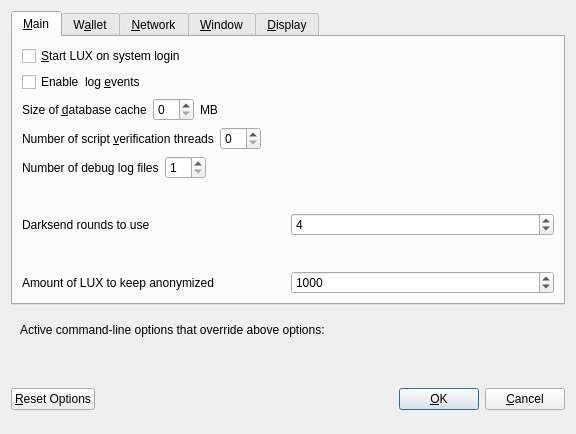
The window that src/qt/forms/optionsdialog.ui (LUX-Core/lux) describes before a commit, drawn with Qt 5.
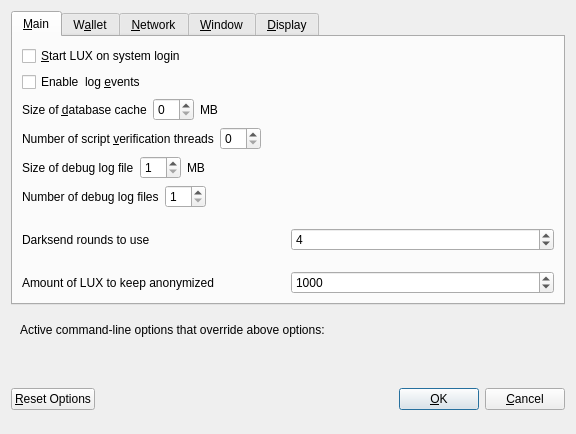
The same window after the commit. The open tabs and pages were chosen to show the change. Custom widgets are drawn as their Qt base class.

Commit message: Improve log rotation feature. Debug log file size is also configurable both on options menu and .conf file

The edit to the form file:
```diff
--- a/src/qt/forms/optionsdialog.ui
+++ b/src/qt/forms/optionsdialog.ui
@@ -124,6 +124,44 @@
          </item>
         </layout>
        </item>
+       <item>
+        <layout class="QHBoxLayout" name="horizontalLayout_6_Main">
+         <item>
+          <widget class="QLabel" name="logFileSizeLabel">
+           <property name="text">
+            <string>Size of debug log file</string>
+           </property>
+          </widget>
+         </item>
+         <item>
+          <widget class="QSpinBox" name="logFileSize">
+           <property name="minimum">
+            <number>1</number>
+           </property>
+          </widget>
+         </item>
+         <item>
+          <widget class="QLabel" name="logFileSizeUnitLabel">
+           <property name="text">
+            <string>MB</string>
+           </property>
+          </widget>
+         </item>
+         <item>
+          <spacer name="horizontalSpacer_6_Main">
+           <property name="orientation">
+            <enum>Qt::Horizontal</enum>
+           </property>
+           <property name="sizeHint" stdset="0">
+            <size>
+             <width>40</width>
+             <height>20</height>
+            </size>
+           </property>
+          </spacer>
+         </item>
+        </layout>
+       </item>
        <item>
         <layout class="QHBoxLayout" name="horizontalLayout_5_Main">
          <item>
```
The commit also changes 6 other files.
